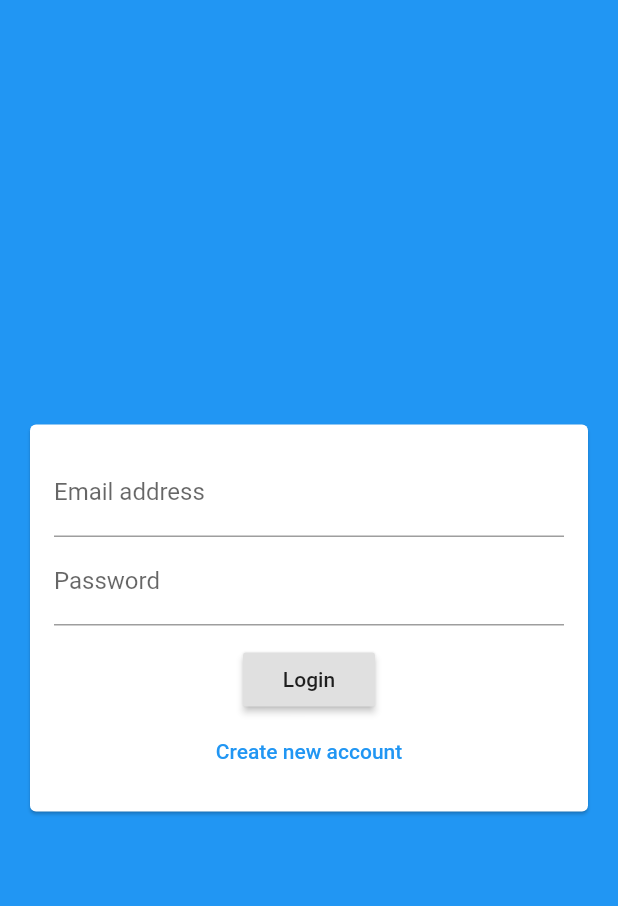
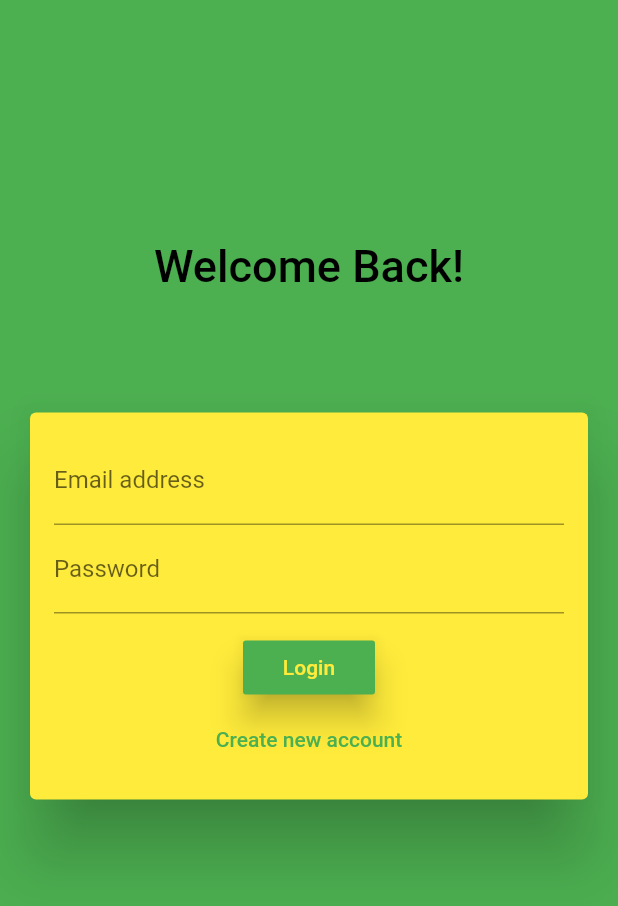
Before and after one commit to yashjain092000/Khojpur, a Flutter app: the screen it shows after launch, after a tap on "Login", on a phone screen of 412 x 824 dp. Shown: the top 906 px of the screen. Run offline on Flutter 3.47's test engine with Material 2 defaults, Android fonts, the phone set to English and light mode, and no system bars; our stand-ins replace animated_splash_screen, animated_text_kit, cloud_firestore, firebase_auth, firebase_storage, image_picker and 1 more; missing offline and left inert: liquid_ui, shrink_sidemenu; accounts and stored records are empty; Roboto replaces fonts that are missing (Agne).

Commit message:
All screens color theme change

```diff
--- a/lib/auth_form.dart
+++ b/lib/auth_form.dart
@@ -1,4 +1,5 @@
 import 'package:flutter/material.dart';
+import 'package:animated_text_kit/animated_text_kit.dart';
 
 class AuthForm extends StatefulWidget {
   AuthForm(
@@ -40,8 +41,27 @@ class _AuthFormState extends State<AuthForm> {
 
   @override
   Widget build(BuildContext context) {
-    return Center(
+    return SingleChildScrollView(
+      child: Column(
+        children: [
+          SizedBox(height: 160.0),
+          TypewriterAnimatedTextKit(
+              speed: Duration(milliseconds: 300),
+              totalRepeatCount: 0,
+              text: [_isLogin ? "Welcome Back!" : "Welcome!!"],
+              textStyle: TextStyle(
+                  color: Colors.black,
+                  fontSize: 30,
+                  fontFamily: "Agne",
+                  fontWeight: FontWeight.w500),
+              textAlign: TextAlign.start,
+              alignment: AlignmentDirectional.topStart),
+          SizedBox(height: 60.0),
+          Center(
             child: Card(
+              elevation: 20.0,
+              color: Colors.yellow,
+              shadowColor: Colors.black,
               margin: EdgeInsets.all(20),
               child: SingleChildScrollView(
                 child: Padding(
@@ -114,15 +134,24 @@ class _AuthFormState extends State<AuthForm> {
                         if (widget.isLoading) CircularProgressIndicator(),
                         if (!widget.isLoading)
                           RaisedButton(
-                      child: Text(_isLogin ? 'Login' : 'Signup'),
+                            elevation: 9.0,
+                            color: Colors.green,
+                            child: Text(
+                              _isLogin ? 'Login' : 'Signup',
+                              style: TextStyle(
+                                color: Colors.yellow,
+                              ),
+                            ),
                             onPressed: _trySubmit,
                           ),
                         if (!widget.isLoading)
                           FlatButton(
-                      textColor: Theme.of(context).primaryColor,
-                      child: Text(_isLogin
+                            textColor: Colors.green,
+                            child: Text(
+                              _isLogin
                                   ? 'Create new account'
-                          : 'I already have an account'),
+                                  : 'I already have an account',
+                            ),
                             onPressed: () {
                               setState(() {
                                 _isLogin = !_isLogin;
@@ -135,6 +164,9 @@ class _AuthFormState extends State<AuthForm> {
                 ),
               ),
             ),
+          ),
+        ],
+      ),
     );
   }
 }
--- a/lib/auth_screen.dart
+++ b/lib/auth_screen.dart
@@ -73,7 +73,7 @@ class _AuthScreenState extends State<AuthScreen> {
   @override
   Widget build(BuildContext context) {
     return Scaffold(
-      backgroundColor: Theme.of(context).primaryColor,
+      backgroundColor: Colors.green,
       body: AuthForm(
         _submitAuthForm,
         _isLoading,
--- a/lib/dashboard.dart
+++ b/lib/dashboard.dart
@@ -1,6 +1,5 @@
 import 'package:Khojpur/foundScreen.dart';
 import 'package:Khojpur/lostScreen.dart';
-//import 'package:Khojpur/picker/foundItem_picker.dart';
 import 'package:flutter/material.dart';
 import 'package:firebase_auth/firebase_auth.dart';
 import 'package:liquid_ui/liquid_ui.dart';
@@ -36,7 +35,7 @@ class Dashboard extends StatelessWidget {
         debugShowCheckedModeBanner: false,
         title: 'Khojpur',
         theme: ThemeData(
-          primarySwatch: Colors.blue,
+          primarySwatch: Colors.green,
           visualDensity: VisualDensity.adaptivePlatformDensity,
         ),
         home: DashboardPage(title: 'Dashboard'),
--- a/lib/foundScreen.dart
+++ b/lib/foundScreen.dart
@@ -52,6 +52,10 @@ class _FoundScreenState extends State<FoundScreen> {
   @override
   Widget build(BuildContext context) {
     return Scaffold(
+      appBar: AppBar(
+        title: Text("Found Screen"),
+        backgroundColor: Colors.green,
+      ),
       body: Center(
         child: Column(
           mainAxisAlignment: MainAxisAlignment.center,
--- a/lib/new_auth_screen.dart
+++ b/lib/new_auth_screen.dart
@@ -52,7 +52,7 @@ class _NewAuthScreenState extends State<NewAuthScreen> {
   @override
   Widget build(BuildContext context) {
     return Scaffold(
-      backgroundColor: Theme.of(context).primaryColor,
+      backgroundColor: Colors.green,
       body: NewAuthForm(
         _submitAuthForm,
         _isLoading,
--- a/lib/new_dashboard.dart
+++ b/lib/new_dashboard.dart
@@ -36,7 +36,7 @@ class NewDashboard extends StatelessWidget {
         debugShowCheckedModeBanner: false,
         title: 'Khojpur',
         theme: ThemeData(
-          primarySwatch: Colors.blue,
+          primarySwatch: Colors.green,
           visualDensity: VisualDensity.adaptivePlatformDensity,
         ),
         home: NewDashboardPage(title: 'NewDashboard'),
--- a/lib/picker/foundItem_picker.dart
+++ b/lib/picker/foundItem_picker.dart
@@ -78,7 +78,11 @@ class _FoundItemPickerState extends State<FoundItemPicker> {
             onPressed: _pickImageThroughGallery,
             icon: Icon(Icons.image),
             label: Text("Add items image by gallery")),
-        FlatButton(onPressed: _uploadImage, child: Text("Upload report"))
+        RaisedButton(
+            elevation: 9,
+            color: Colors.yellow,
+            onPressed: _uploadImage,
+            child: Text("Upload report"))
       ],
     );
   }
--- a/lib/welcome_screen.dart
+++ b/lib/welcome_screen.dart
@@ -43,10 +43,11 @@ class _WelcomeScreenState extends State<WelcomeScreen>
   @override
   Widget build(BuildContext context) {
     return Scaffold(
-      backgroundColor: Colors.white,
+      backgroundColor: Colors.yellow,
       body: Column(
         mainAxisAlignment: MainAxisAlignment.start,
         children: <Widget>[
+          SizedBox(height: 100),
           Padding(
             padding: EdgeInsets.only(top: 50, bottom: 10, left: 10, right: 10),
             child: Row(
@@ -150,7 +151,10 @@ class _WelcomeScreenState extends State<WelcomeScreen>
             ),
           ),
           SizedBox(height: 100),
-          ElevatedButton(
+          RaisedButton(
+            elevation: 4,
+            color: Colors.green,
+            textColor: Colors.black,
             onPressed: () {
               Navigator.push(
                 context,
@@ -159,7 +163,10 @@ class _WelcomeScreenState extends State<WelcomeScreen>
             },
             child: Text('Login'),
           ),
-          ElevatedButton(
+          RaisedButton(
+            elevation: 4,
+            color: Colors.green,
+            textColor: Colors.black,
             onPressed: () {
               Navigator.push(
                 context,
```
Also changed, not shown: lib/new_auth_form.dart (+26 -1 lines). Lines whose indentation alone changed are shown as unchanged.
